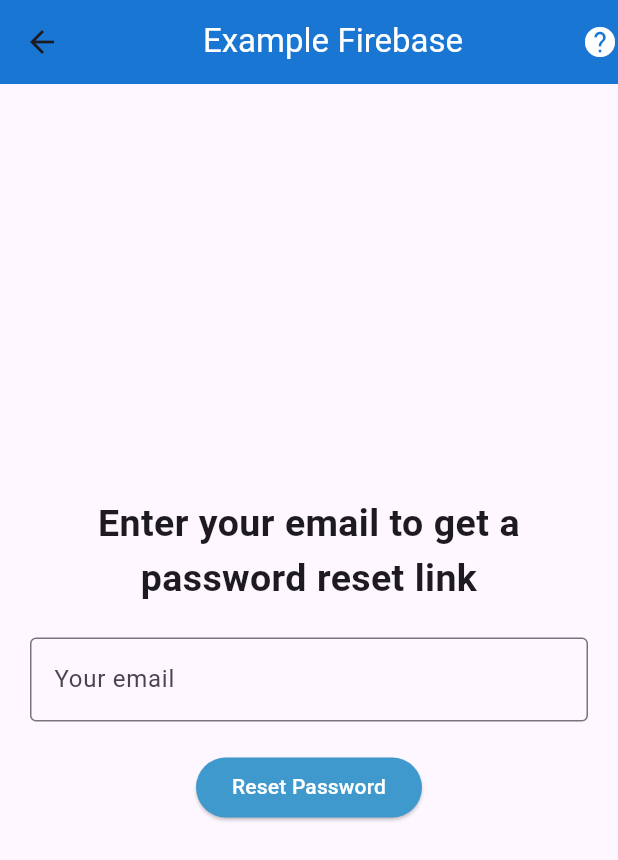
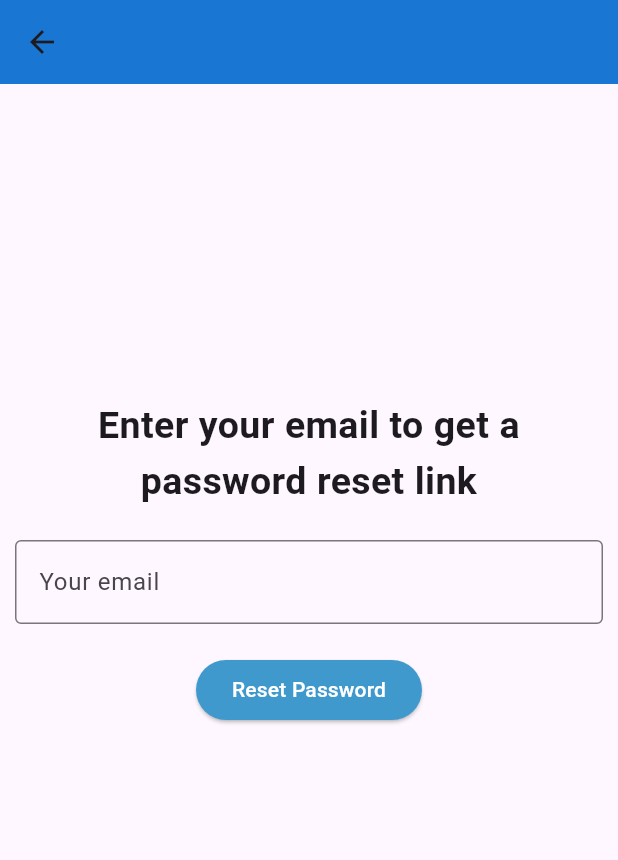
Before and after one commit to prarit6/Shipping_Project_Flutter, a Flutter app: the forgotPasswordPage screen opened directly, on a phone screen of 412 x 824 dp. Shown: the top 860 px of the screen. Run offline on Flutter 3.47's test engine with Material 3 defaults, Android fonts, the phone set to English and light mode, and no system bars; our stand-ins replace animated_text_kit, firebase_auth, firebase_core, google_sign_in, sqflite; accounts and stored records are empty; network calls fail; Roboto replaces fonts that are missing (Noto Sans Thai).

Commit message:
master
17:50

```diff
--- a/B2C/lib/forgotPasswordPage.dart
+++ b/B2C/lib/forgotPasswordPage.dart
@@ -28,20 +28,22 @@ class _forgotPasswordPageState extends State<forgotPasswordPage> {
     return Scaffold(
       appBar: AppBar(
         title: Center(
-          child: Text('Example Firebase',
-              style:
-                  TextStyle(color: Colors.white, fontFamily: 'Noto Sans Thai')),
+          child: Text(
+            '',
+          ),
         ),
-        actions: [Icon(Icons.help, color: Colors.white)],
         backgroundColor: Color.fromARGB(255, 25, 118, 210),
       ),
       body: Container(
-        margin: EdgeInsets.all(20),
+        margin: EdgeInsets.all(10),
         child: Form(
           key: _formKey,
           child: Column(
-            mainAxisAlignment: MainAxisAlignment.center,
+            mainAxisAlignment: MainAxisAlignment.start,
             children: [
+              SizedBox(
+                height: 200,
+              ),
               Text(
                 'Enter your email to get a password reset link',
                 textAlign: TextAlign.center,
```
Also changed, not shown: B2C/lib/main.dart (+3 -6 lines).
